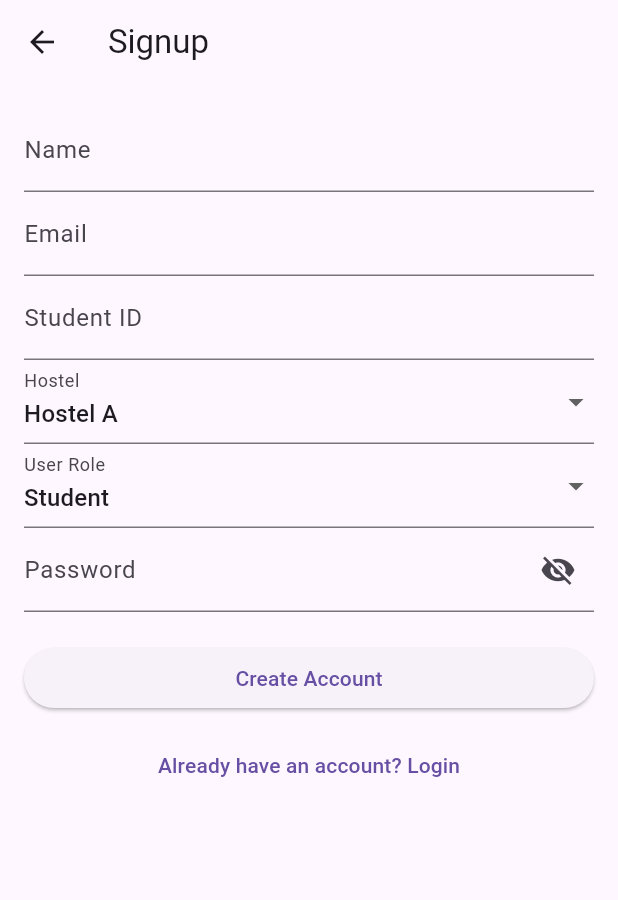
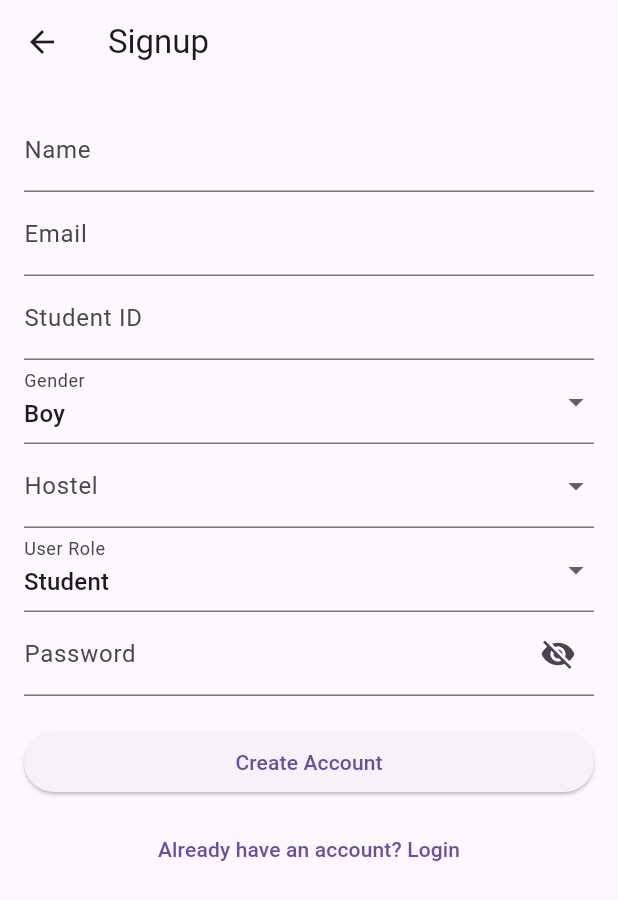
Before and after one commit to Dhaliyanoushad/HostelFix, a Flutter app: the LoginPage screen opened by its route, after a tap on "Don't have an account? Sign Up", on a phone screen of 412 x 824 dp. Shown: the top 900 px of the screen. Run offline on Flutter 3.47's test engine with Material 3 defaults, Android fonts, the phone set to English and light mode, and no system bars; our stand-ins replace cloud_firestore, firebase_auth, firebase_core, flutter_local_notifications; accounts and stored records are empty.

Commit message:
feat: Implement user authentication with signup, login, and role-specific dashboards for Admin, Matron, Contractor, and Student.

```diff
--- a/lib/screens/login_page.dart
+++ b/lib/screens/login_page.dart
@@ -15,14 +15,14 @@ class LoginPage extends StatefulWidget {
 class _LoginPageState extends State<LoginPage> {
   final AuthService _auth = AuthService();
 
-  String studentId = '';
+  String email = '';
   String password = '';
   bool loading = false;
 
   void login() async {
-    if (studentId.isEmpty || password.isEmpty) {
+    if (email.isEmpty || password.isEmpty) {
       ScaffoldMessenger.of(context).showSnackBar(
-        const SnackBar(content: Text("Please enter ID and Password")),
+        const SnackBar(content: Text("Please enter Email and Password")),
       );
       return;
     }
@@ -30,8 +30,8 @@ class _LoginPageState extends State<LoginPage> {
     setState(() => loading = true);
 
     try {
-      Map<String, dynamic>? userData = await _auth.loginWithStudentId(
-        studentId: studentId,
+      Map<String, dynamic>? userData = await _auth.loginWithEmail(
+        email: email,
         password: password,
       );
 
@@ -84,7 +84,7 @@ class _LoginPageState extends State<LoginPage> {
   @override
   Widget build(BuildContext context) {
     String roleTitle = widget.role ?? "User";
-    String idLabel = widget.role == "Student" ? "Student ID" : "Identity ID";
+    String idLabel = widget.role == "Student" ? "Email" : "Identity ID";
     String passLabel = widget.role == "Student"
         ? "Student Passcode"
         : "Password";
@@ -106,9 +106,9 @@ class _LoginPageState extends State<LoginPage> {
               decoration: InputDecoration(
                 labelText: idLabel,
                 border: const OutlineInputBorder(),
-                prefixIcon: const Icon(Icons.person),
+                prefixIcon: const Icon(Icons.email),
               ),
-              onChanged: (v) => studentId = v,
+              onChanged: (v) => email = v,
             ),
             const SizedBox(height: 16),
             TextField(
--- a/lib/screens/signup_page.dart
+++ b/lib/screens/signup_page.dart
@@ -17,14 +17,18 @@ class _SignupPageState extends State<SignupPage> {
   String name = '';
   String email = '';
   String studentId = '';
-  String hostel = 'Hostel A';
+  String hostel = ''; // Start empty
   String role = 'Student';
+  String gender = 'Boy'; // Default
   String password = '';
 
   bool loading = false;
   bool showPassword = false;
 
-  final hostels = ['Hostel A', 'Hostel B', 'Hostel C'];
+  final Map<String, List<String>> hostelData = {
+    'Boy': ['Sahara', 'Siberia', 'Swaraj', 'Sagar', 'Sarovar'],
+    'Girl': ['Alakananda', 'Aiswarya', 'Anagha', 'Ananya', 'Anaswara'],
+  };
   final roles = ['Student', 'Admin', 'Matron', 'Contractor'];
 
   void signup() async {
@@ -38,6 +42,7 @@ class _SignupPageState extends State<SignupPage> {
         hostel: hostel,
         password: password,
         role: role,
+        gender: gender,
       );
 
       if (userData != null) {
@@ -104,15 +109,31 @@ class _SignupPageState extends State<SignupPage> {
                 validator: (v) => v!.isEmpty ? 'Required' : null,
               ),
               DropdownButtonFormField(
-                initialValue: hostel,
-                items: hostels
+                value: gender,
+                items: hostelData.keys
+                    .map((g) => DropdownMenuItem(value: g, child: Text(g)))
+                    .toList(),
+                onChanged: (v) {
+                  setState(() {
+                    gender = v!;
+                    hostel = ''; // Reset hostel on gender change
+                  });
+                },
+                decoration: const InputDecoration(labelText: 'Gender'),
+                validator: (v) => v == null ? 'Required' : null,
+              ),
+              DropdownButtonFormField(
+                value: hostel.isEmpty ? null : hostel,
+                items: hostelData[gender]!
                     .map((h) => DropdownMenuItem(value: h, child: Text(h)))
                     .toList(),
                 onChanged: (v) => hostel = v!,
                 decoration: const InputDecoration(labelText: 'Hostel'),
+                validator: (v) =>
+                    v == null || v.isEmpty ? 'Please select a hostel' : null,
               ),
               DropdownButtonFormField(
-                initialValue: role,
+                value: role,
                 items: roles
                     .map((r) => DropdownMenuItem(value: r, child: Text(r)))
                     .toList(),
```
Also changed, not shown: lib/screens/admin_dashboard.dart (+10 -1 lines), lib/screens/contractor_dashboard.dart (+10 -1 lines), lib/screens/dashboard_page.dart (+9 -2 lines), lib/screens/matron_dashboard.dart (+10 -1 lines), lib/services/auth_service.dart (+25 -2 lines).
